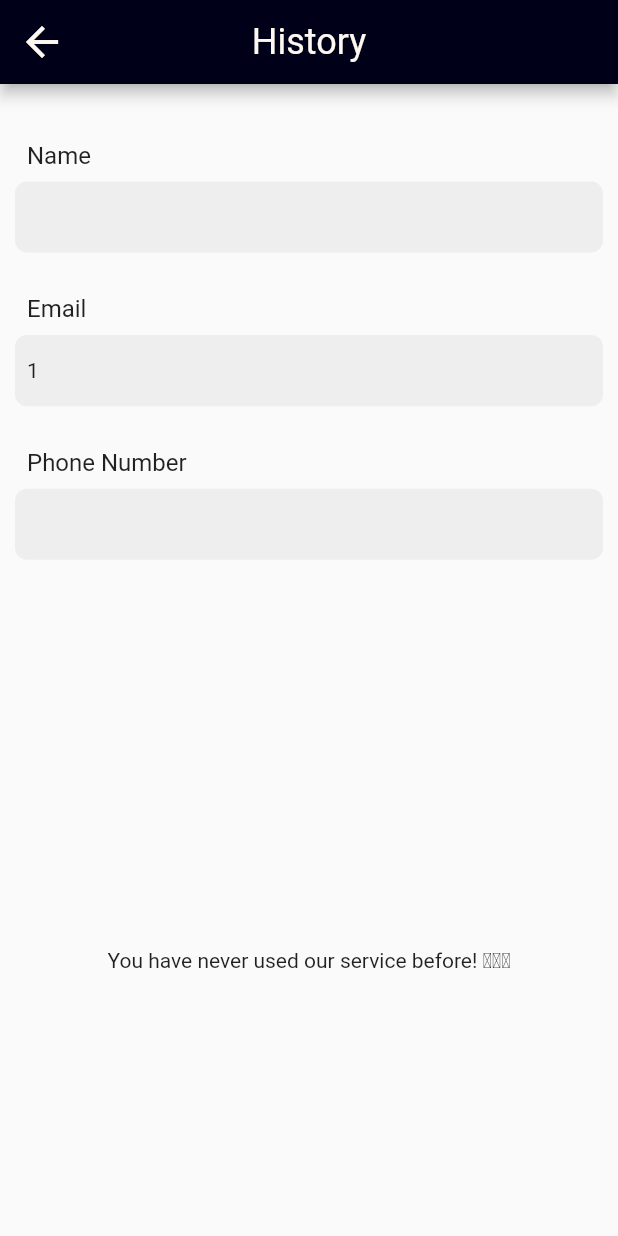
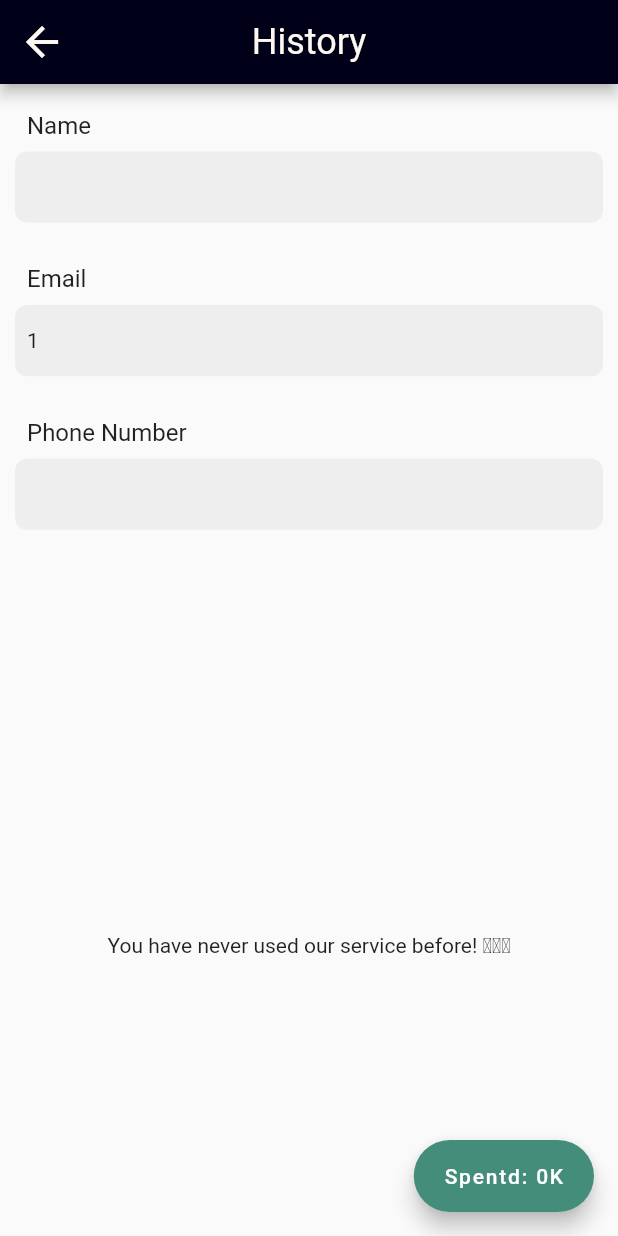
Before and after one commit to toilathor/BarbershopFlutterApp-GRADUATION-THESIS, a Flutter app: the HistoryView screen opened by its route, on a phone screen of 412 x 824 dp. Run offline on Flutter 3.47's test engine with Material 2 defaults, Android fonts, the phone set to English and light mode, and no system bars; drawn by our look-alikes of showcaseview; our stand-ins replace animated_toggle_switch, awesome_dialog, carousel_slider, data_table_2, date_format, date_picker_timeline and 22 more; missing offline and left inert: flutter_facebook_auth, phone_numbers_parser; accounts and stored records are empty; generated files the repository leaves out were written again; network calls fail; Roboto replaces fonts that are missing (sf-ui-display-bold, sf-ui-display-light); project files that could hold a hidden picture were left out.

Commit message:
add spent

```diff
--- a/flutter_cahoi_barbershop/lib/core/state_models/history_model.dart
+++ b/flutter_cahoi_barbershop/lib/core/state_models/history_model.dart
@@ -13,6 +13,7 @@ class HistoryModel extends BaseModel {
   List<Task> tasks = [];
   int currentPage = 1;
   bool isLoading = false;
+  dynamic sumSpent;
 
   Future changeTasksHistory() async {
     if (currentPage == 0) {
@@ -60,4 +61,9 @@ class HistoryModel extends BaseModel {
     var res = await _taskService.saveRating(data: data);
     return res != null;
   }
+
+  Future changeSumSpent() async {
+    sumSpent = await _taskService.changeSumSpent();
+    notifyListeners();
+  }
 }
--- a/flutter_cahoi_barbershop/lib/l10n/app_en.arb
+++ b/flutter_cahoi_barbershop/lib/l10n/app_en.arb
@@ -125,5 +125,7 @@
   "your_rank": "Your rank ",
   "discount_rank": "Discount rank",
   "voucher_reminder": "*Remember to bring your voucher if you own one and give it to the barber",
-  "closed": "*Today's business hours are over, facilities are closed"
+  "closed": "*Today's business hours are over, facilities are closed",
+  "spent": "Spentd",
+  "desc_spent": "In the last 6 months, you have spent a total of"
 }
--- a/flutter_cahoi_barbershop/lib/l10n/app_vi.arb
+++ b/flutter_cahoi_barbershop/lib/l10n/app_vi.arb
@@ -146,5 +146,7 @@
   "your_rank": "Hạng của bạn ",
   "discount_rank": "Triết khấu hạng",
   "voucher_reminder": "*Nhớ mang theo voucher nếu bạn sở hữu và đưa nó cho nhân viên cắt tóc",
-  "closed": "*Đã hết giờ làm việc của ngày hôm nay, các cơ sở đã đóng cửa"
+  "closed": "*Đã hết giờ làm việc của ngày hôm nay, các cơ sở đã đóng cửa",
+  "spent": "Đã chi",
+  "desc_spent": "Trong 6 tháng gần nhất bạn đã chi tiêu tổng cộng là"
 }
--- a/flutter_cahoi_barbershop/lib/ui/utils/server_config.dart
+++ b/flutter_cahoi_barbershop/lib/ui/utils/server_config.dart
@@ -3,6 +3,8 @@ enum TypeSocial { none, facebook, google }
 enum Role { none, customer, stylist, manager, superAdmin }
 
 enum AdminTab { hr, business, product, analysis }
+
+enum EmployeeTab { task, story }
 
 List<String> filDay = [
   'Hôm nay',
--- a/flutter_cahoi_barbershop/lib/ui/views/history_view.dart
+++ b/flutter_cahoi_barbershop/lib/ui/views/history_view.dart
@@ -7,6 +7,7 @@ import 'package:flutter_cahoi_barbershop/ui/utils/helper.dart';
 import 'package:flutter_cahoi_barbershop/ui/views/_base.dart';
 import 'package:flutter_cahoi_barbershop/ui/widgets/box_info.dart';
 import 'package:flutter_cahoi_barbershop/ui/widgets/components/list_history.dart';
+import 'package:showcaseview/showcaseview.dart';
 
 class HistoryView extends StatefulWidget {
   const HistoryView({Key? key}) : super(key: key);
@@ -20,6 +21,8 @@ class _HistoryViewState extends State<HistoryView> {
   final user = locator<AuthenticationService>().user;
   ScrollController scrollController = ScrollController();
 
+  final _globalKey = GlobalKey();
+
   @override
   Widget build(BuildContext context) {
     size = MediaQuery.of(context).size;
@@ -27,6 +30,9 @@ class _HistoryViewState extends State<HistoryView> {
     return BaseView<HistoryModel>(
       onModelReady: (model) async {
         await model.changeTasksHistory();
+
+        await model.changeSumSpent();
+
         scrollController.addListener(() async {
           if (scrollController.position.pixels ==
                   scrollController.position.maxScrollExtent &&
@@ -36,36 +42,33 @@ class _HistoryViewState extends State<HistoryView> {
         });
       },
       builder: (context, model, child) {
+        return ShowCaseWidget(
+          builder: Builder(builder: (context) {
             return Scaffold(
               appBar: AppBar(
                 backgroundColor: primaryColor,
-            // title: ClipRRect(
-            //   borderRadius: borderRadiusCircle,
-            //   child: AspectRatio(
-            //     aspectRatio: 1,
-            //     child: Image.network(
-            //       user.avatar != null
-            //           ? "$localHost${user.avatar}"
-            //           : avatarDefault,
-            //       errorBuilder: (context, error, stackTrace) =>
-            //           const Center(
-            //         child: Icon(
-            //           Icons.error,
-            //         ),
-            //       ),
-            //       fit: BoxFit.cover,
-            //       height: size.height * 0.06,
-            //     ),
-            //   ),
-            // ),
                 title: Text(appLang(context)!.navi_home_history),
               ),
-          body: SafeArea(
-            child: SingleChildScrollView(
-              child: Container(
-                padding: const EdgeInsets.only(top: 30, right: 10, left: 10),
-                // height: size.height,
+              floatingActionButton: Showcase(
+                key: _globalKey,
+                description:
+                    '${appLang(context)!.desc_spent}: ${model.sumSpent ?? 0}K',
+                child: FloatingActionButton.extended(
+                  onPressed: () {
+                    ShowCaseWidget.of(context)!.startShowCase([_globalKey]);
+                  },
+                  label: Text(
+                    "${appLang(context)!.spent}: ${model.sumSpent ?? 0}K",
+                  ),
+                ),
+              ),
+              body: SingleChildScrollView(
+                child: SizedBox(
                   width: size.width,
+                  child: Column(
+                    children: [
+                      Padding(
+                        padding: const EdgeInsets.all(10.0),
                         child: Column(
                           children: [
                             BoxInfo(
@@ -92,8 +95,14 @@ class _HistoryViewState extends State<HistoryView> {
                             const SizedBox(
                               height: 20,
                             ),
-                    SizedBox(
+                          ],
+                        ),
+                      ),
+                      Container(
                         height: size.height * 0.6,
+                        margin: const EdgeInsets.only(
+                          bottom: 70,
+                        ),
                         child: model.tasks.isEmpty
                             ? Center(
                                 child: Text(
@@ -112,7 +121,8 @@ class _HistoryViewState extends State<HistoryView> {
                   ),
                 ),
               ),
-          ),
+            );
+          }),
         );
       },
     );
--- a/flutter_cahoi_barbershop/lib/ui/widgets/components/list_history.dart
+++ b/flutter_cahoi_barbershop/lib/ui/widgets/components/list_history.dart
@@ -34,8 +34,10 @@ class _ListHistoryState extends State<ListHistory> {
     return ListView.builder(
       controller: widget.controller,
       cacheExtent: 5000,
-      padding: const EdgeInsets.symmetric(vertical: 20.0),
-      physics: const BouncingScrollPhysics(parent: ClampingScrollPhysics()),
+      padding: const EdgeInsets.all(20.0),
+      physics: const BouncingScrollPhysics(
+        parent: ClampingScrollPhysics(),
+      ),
       itemCount: widget.tasks.length,
       scrollDirection: Axis.horizontal,
       itemBuilder: (context, index) {
```
Also changed, not shown: flutter_cahoi_barbershop/lib/core/apis/api.dart (+10 -0 lines), flutter_cahoi_barbershop/lib/core/services/task_service.dart (+12 -1 lines), flutter_cahoi_barbershop/lib/ui/views/pages/story_page_view.dart (+5 -2 lines), flutter_cahoi_barbershop/lib/ui_employee/employee_home_view.dart (+27 -3 lines). Lines whose indentation alone changed are shown as unchanged.
